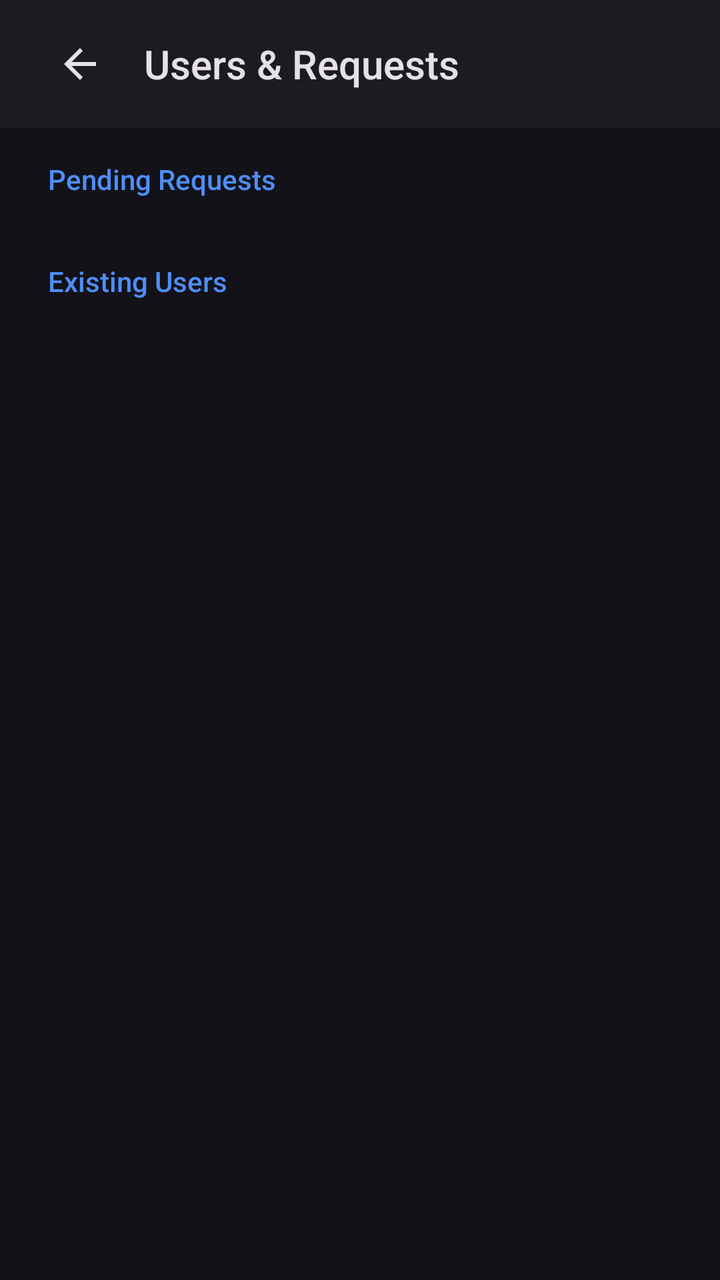
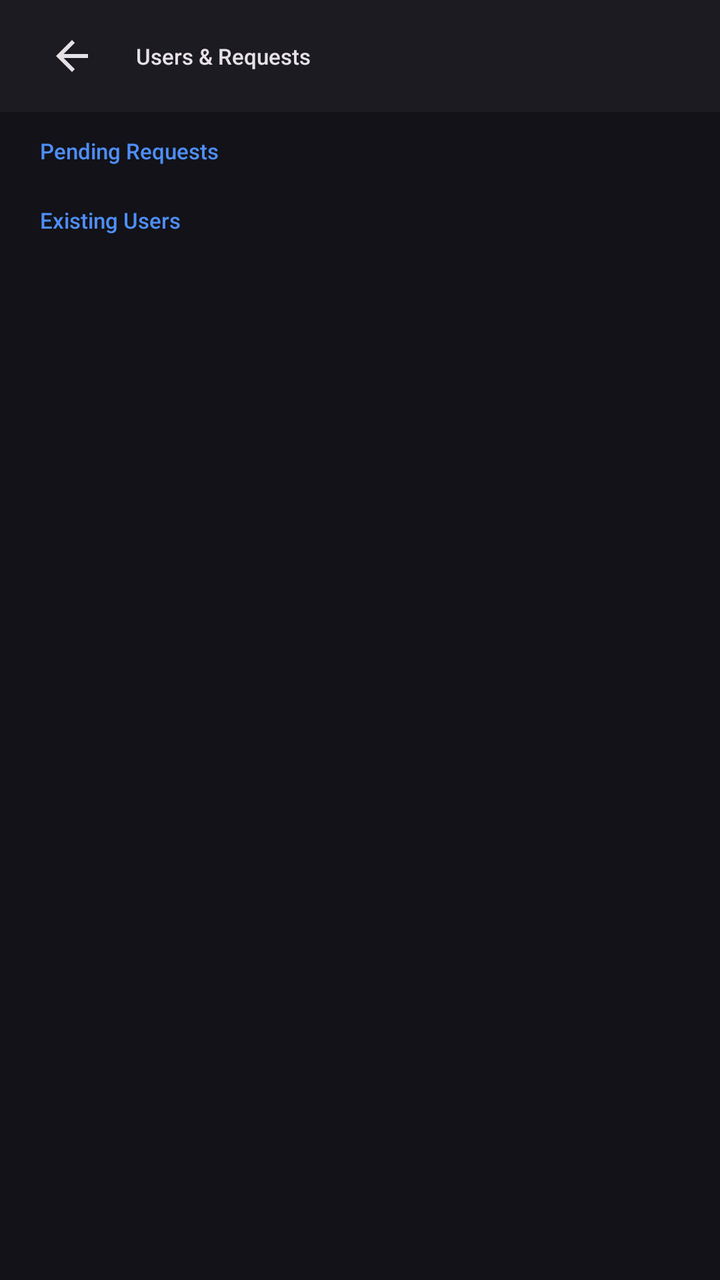

Before-and-after screenshots of an Android layout around one commit, followed by the original layout XML and the change that was made.
<!-- AndroidManifest.xml: application theme Theme.StoreMeNative -->
<!-- res/layout/activity_manage_users.xml -->
<?xml version="1.0" encoding="utf-8"?>
<LinearLayout xmlns:android="http://schemas.android.com/apk/res/android"
    android:layout_width="match_parent"
    android:layout_height="match_parent"
    android:orientation="vertical"
    android:background="@color/md3_bg">

    
    <LinearLayout
        android:layout_width="match_parent"
        android:layout_height="64dp"
        android:orientation="horizontal"
        android:gravity="center_vertical"
        android:paddingHorizontal="16dp"
        android:background="@color/md3_surface"
        android:elevation="4dp">

        <ImageView
            android:id="@+id/btnBack"
            android:layout_width="48dp"
            android:layout_height="48dp"
            android:src="@drawable/ic_back"
            android:tint="@color/md3_text_primary"
            android:padding="12dp"
            android:background="?attr/selectableItemBackgroundBorderless"
            android:clickable="true"
            android:focusable="true"/>

        <TextView
            android:layout_width="0dp"
            android:layout_height="wrap_content"
            android:layout_weight="1"
            android:text="Users &amp; Requests"
            android:textColor="@color/md3_text_primary"
            android:textSize="20sp"
            android:fontFamily="sans-serif-medium"
            android:layout_marginStart="8dp"/>
    </LinearLayout>

    <ScrollView
        android:layout_width="match_parent"
        android:layout_height="match_parent"
        android:padding="16dp">
        <LinearLayout
            android:layout_width="match_parent"
            android:layout_height="wrap_content"
            android:orientation="vertical">

            
            <TextView
                android:layout_width="wrap_content"
                android:layout_height="wrap_content"
                android:text="Pending Requests"
                android:textColor="@color/md3_primary"
                android:fontFamily="sans-serif-medium"
                android:textSize="14sp"
                android:layout_marginBottom="8dp"
                android:layout_marginStart="8dp"/>

            <LinearLayout
                android:id="@+id/containerRequests"
                android:layout_width="match_parent"
                android:layout_height="wrap_content"
                android:orientation="vertical"
                android:layout_marginBottom="24dp">
                
            </LinearLayout>

            
            <TextView
                android:layout_width="wrap_content"
                android:layout_height="wrap_content"
                android:text="Existing Users"
                android:textColor="@color/md3_primary"
                android:fontFamily="sans-serif-medium"
                android:textSize="14sp"
                android:layout_marginBottom="8dp"
                android:layout_marginStart="8dp"/>

            <LinearLayout
                android:id="@+id/containerUsers"
                android:layout_width="match_parent"
                android:layout_height="wrap_content"
                android:orientation="vertical">
                
            </LinearLayout>

        </LinearLayout>
    </ScrollView>
</LinearLayout>
<!-- resources referenced by this layout -->
<resources>
  <color name="md3_bg">#121218</color>
  <color name="md3_primary">#4F8EF7</color>
  <color name="md3_surface">#1C1B22</color>
  <color name="md3_text_primary">#E6E1E5</color>
  <!-- drawable ic_back (drawable) -->
  <vector xmlns:android="http://schemas.android.com/apk/res/android" android:width="24dp" android:height="24dp" android:viewportWidth="24" android:viewportHeight="24"><path android:pathData="M20 11H7.83l5.59-5.59L12 4l-8 8 8 8 1.41-1.41L7.83 13H20v-2z" android:fillColor="#111827"/></vector>
  <style name="Theme.StoreMeNative" parent="Theme.MaterialComponents.DayNight.NoActionBar">
          <item name="android:windowBackground">@color/md3_bg</item>
          <item name="android:statusBarColor">@color/md3_bg</item>
          <item name="android:windowLightStatusBar">false</item>
          <item name="colorPrimary">@color/md3_primary</item>
          <item name="colorAccent">@color/md3_primary</item>
          
          
          <item name="colorControlHighlight">#33FFFFFF</item>
      </style>
</resources>

<!-- the commit's change to res/layout/activity_manage_users.xml (unified diff, before → after) -->
@@ -1,87 +1,87 @@
 <?xml version="1.0" encoding="utf-8"?>
 <LinearLayout xmlns:android="http://schemas.android.com/apk/res/android"
-    android:layout_width="match_parent"
-    android:layout_height="match_parent"
-    android:orientation="vertical"
-    android:background="@color/md3_bg">
+        android:layout_width="match_parent"
+        android:layout_height="match_parent"
+        android:orientation="vertical"
+        android:background="@color/md3_bg">
 
     
     <LinearLayout
         android:layout_width="match_parent"
-        android:layout_height="64dp"
+        android:layout_height="56dp"
         android:orientation="horizontal"
         android:gravity="center_vertical"
-        android:paddingHorizontal="16dp"
+        android:paddingHorizontal="12dp"
         android:background="@color/md3_surface"
-        android:elevation="4dp">
+        android:elevation="0dp">
 
         <ImageView
-            android:id="@+id/btnBack"
-            android:layout_width="48dp"
-            android:layout_height="48dp"
-            android:src="@drawable/ic_back"
-            android:tint="@color/md3_text_primary"
-            android:padding="12dp"
-            android:background="?attr/selectableItemBackgroundBorderless"
-            android:clickable="true"
-            android:focusable="true"/>
+        android:id="@+id/btnBack"
+        android:layout_width="48dp"
+        android:layout_height="48dp"
+        android:src="@drawable/ic_back"
+        android:tint="@color/md3_text_primary"
+        android:padding="12dp"
+        android:background="?attr/selectableItemBackgroundBorderless"
+        android:clickable="true"
+        android:focusable="true"/>
 
         <TextView
-            android:layout_width="0dp"
-            android:layout_height="wrap_content"
-            android:layout_weight="1"
-            android:text="Users &amp; Requests"
-            android:textColor="@color/md3_text_primary"
-            android:textSize="20sp"
-            android:fontFamily="sans-serif-medium"
-            android:layout_marginStart="8dp"/>
+        android:layout_width="0dp"
+        android:layout_height="wrap_content"
+        android:layout_weight="1"
+        android:text="Users &amp; Requests"
+        android:textColor="@color/md3_text_primary"
+        android:textSize="11sp"
+        android:fontFamily="sans-serif-medium"
+        android:layout_marginStart="8dp"/>
     </LinearLayout>
 
     <ScrollView
         android:layout_width="match_parent"
         android:layout_height="match_parent"
-        android:padding="16dp">
+        android:padding="12dp">
         <LinearLayout
-            android:layout_width="match_parent"
-            android:layout_height="wrap_content"
-            android:orientation="vertical">
+        android:layout_width="match_parent"
+        android:layout_height="wrap_content"
+        android:orientation="vertical">
 
             
             <TextView
-                android:layout_width="wrap_content"
-                android:layout_height="wrap_content"
-                android:text="Pending Requests"
-                android:textColor="@color/md3_primary"
-                android:fontFamily="sans-serif-medium"
-                android:textSize="14sp"
-                android:layout_marginBottom="8dp"
-                android:layout_marginStart="8dp"/>
+        android:layout_width="wrap_content"
+        android:layout_height="wrap_content"
+        android:text="Pending Requests"
+        android:textColor="@color/md3_primary"
+        android:fontFamily="sans-serif-medium"
+        android:textSize="11sp"
+        android:layout_marginBottom="8dp"
+        android:layout_marginStart="8dp"/>
 
             <LinearLayout
-                android:id="@+id/containerRequests"
-                android:layout_width="match_parent"
-                android:layout_height="wrap_content"
-                android:orientation="vertical"
-                android:layout_marginBottom="24dp">
+        android:id="@+id/containerRequests"
+        android:layout_width="match_parent"
+        android:layout_height="wrap_content"
+        android:orientation="vertical"
+        android:layout_marginBottom="12dp">
                 
             </LinearLayout>
 
             
             <TextView
-                android:layout_width="wrap_content"
-                android:layout_height="wrap_content"
-                android:text="Existing Users"
-                android:textColor="@color/md3_primary"
-                android:fontFamily="sans-serif-medium"
-                android:textSize="14sp"
-                android:layout_marginBottom="8dp"
-                android:layout_marginStart="8dp"/>
+        android:layout_width="wrap_content"
+        android:layout_height="wrap_content"
+        android:text="Existing Users"
+        android:textColor="@color/md3_primary"
+        android:fontFamily="sans-serif-medium"
+        android:textSize="11sp"
+        android:layout_marginBottom="8dp"
+        android:layout_marginStart="8dp"/>
 
             <LinearLayout
-                android:id="@+id/containerUsers"
-                android:layout_width="match_parent"
-                android:layout_height="wrap_content"
-                android:orientation="vertical">
+        android:id="@+id/containerUsers"
+        android:layout_width="match_parent"
+        android:layout_height="wrap_content"
+        android:orientation="vertical">
                 
             </LinearLayout>
 
